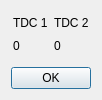
This is escam/dialogtdc.ui in Entwicklungsburo-Stresing/EBST_CAM as Qt 5 draws it before an edit. The edited form follows.
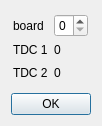
This is the edited form.

Commit message: Transform dialogtdc to new board sel

```diff
--- a/escam/dialogtdc.ui
+++ b/escam/dialogtdc.ui
@@ -6,8 +6,8 @@
    <rect>
     <x>0</x>
     <y>0</y>
-    <width>96</width>
-    <height>100</height>
+    <width>94</width>
+    <height>126</height>
    </rect>
   </property>
   <property name="windowTitle">
@@ -30,34 +30,27 @@
    <item>
     <layout class="QGridLayout" name="gridLayout">
      <item row="0" column="1">
-      <widget class="QLabel" name="labelTDC1">
+      <widget class="QLabel" name="labelBoard">
        <property name="text">
-        <string>TDC 1</string>
-       </property>
-      </widget>
-     </item>
-     <item row="0" column="2">
-      <widget class="QLabel" name="labelTDC2">
-       <property name="text">
-        <string>TDC 2</string>
-       </property>
-      </widget>
-     </item>
-     <item row="1" column="1">
-      <widget class="QLabel" name="viewTDC1">
-       <property name="text">
-        <string>0</string>
+        <string>board</string>
        </property>
       </widget>
      </item>
      <item row="1" column="2">
+      <widget class="QLabel" name="viewTDC1">
+       <property name="text">
+        <string>0</string>
+       </property>
+      </widget>
+     </item>
+     <item row="2" column="2">
       <widget class="QLabel" name="viewTDC2">
        <property name="text">
         <string>0</string>
        </property>
       </widget>
      </item>
-     <item row="1" column="0">
+     <item row="2" column="0">
       <spacer name="horizontalSpacer">
        <property name="orientation">
         <enum>Qt::Horizontal</enum>
@@ -70,7 +63,28 @@
        </property>
       </spacer>
      </item>
-     <item row="1" column="3">
+     <item row="1" column="1">
+      <widget class="QLabel" name="labelTDC1">
+       <property name="text">
+        <string>TDC 1</string>
+       </property>
+      </widget>
+     </item>
+     <item row="0" column="2">
+      <widget class="QSpinBox" name="spinBoxBoard">
+       <property name="maximum">
+        <number>4</number>
+       </property>
+      </widget>
+     </item>
+     <item row="2" column="1">
+      <widget class="QLabel" name="labelTDC2">
+       <property name="text">
+        <string>TDC 2</string>
+       </property>
+      </widget>
+     </item>
+     <item row="2" column="3">
       <spacer name="horizontalSpacer_2">
        <property name="orientation">
         <enum>Qt::Horizontal</enum>
```
The commit also changes 3 other files.
